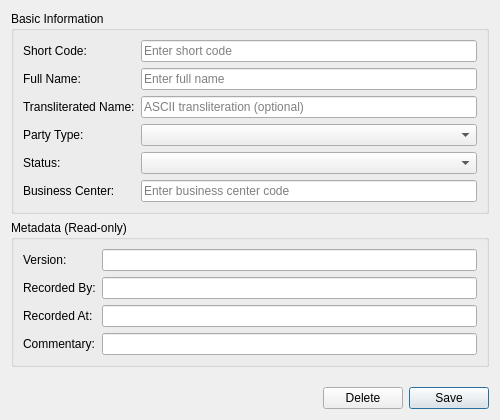
First picture: the form in projects/ores.qt/ui/CounterpartyDetailDialog.ui, repository OreStudio/OreStudio, before the edit.
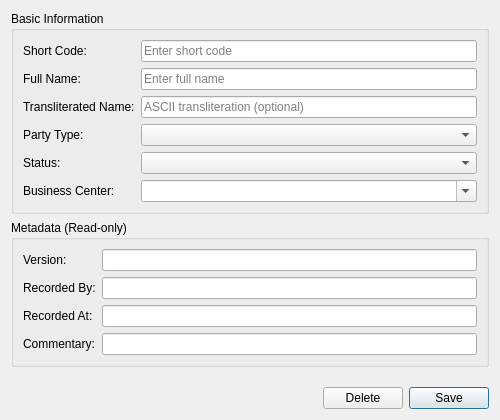
Second picture: the form after the edit.

Commit message:
[qt] Change business centre field to combo box in detail dialogs
Replace the free-text QLineEdit with an editable QComboBox for the
business centre field in party and counterparty detail dialogs. The
combo is populated with all available business centre codes fetched
from the server via LookupFetcher.

```diff
--- a/projects/ores.qt/ui/CounterpartyDetailDialog.ui
+++ b/projects/ores.qt/ui/CounterpartyDetailDialog.ui
@@ -102,9 +102,9 @@
        </widget>
       </item>
       <item row="5" column="1">
-       <widget class="QLineEdit" name="businessCenterEdit">
-        <property name="placeholderText">
-         <string>Enter business center code</string>
+       <widget class="QComboBox" name="businessCenterCombo">
+        <property name="editable">
+         <bool>true</bool>
         </property>
        </widget>
       </item>
```
The commit also changes 5 other files.
